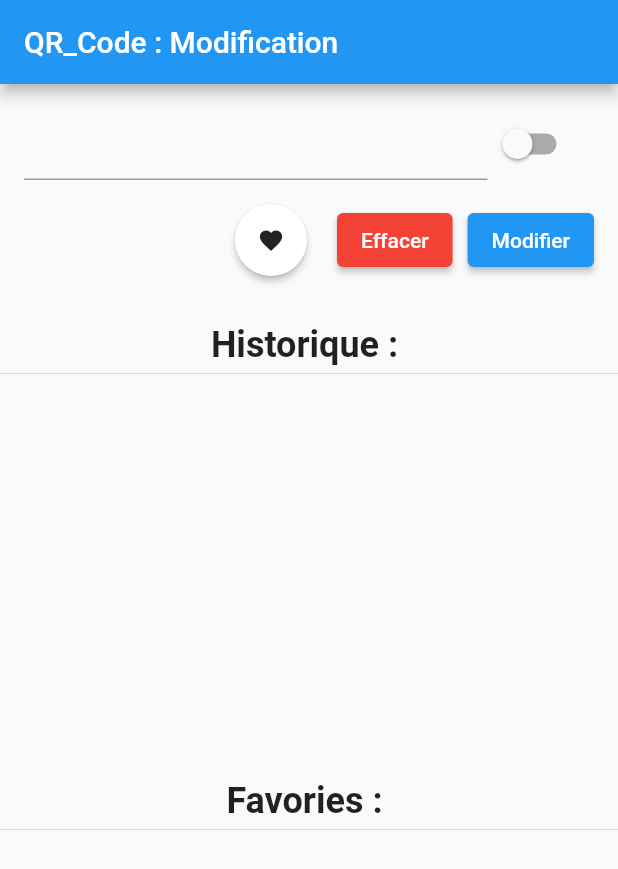
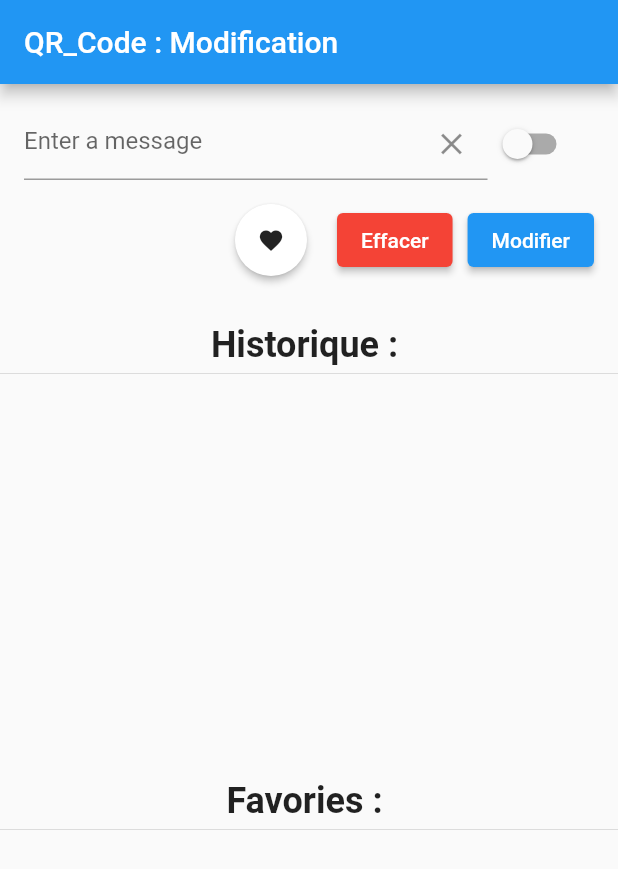
Before and after one commit to Malcomle/qr-code-manage, a Flutter app: the screen it shows after launch, on a phone screen of 412 x 824 dp. Shown: the top 869 px of the screen. Run offline on Flutter 3.47's test engine with Material 2 defaults, Android fonts, the phone set to English and light mode, and no system bars; our stand-ins replace cloud_firestore, firebase_core; accounts and stored records are empty.

Commit message:
update remove button

```diff
--- a/lib/main.dart
+++ b/lib/main.dart
@@ -61,6 +61,13 @@ class _FirstRouteState extends State<FirstRoute> {
                         SizedBox(
                           width: width * 0.75,
                           child: TextFormField(
+                            decoration: InputDecoration(
+                              hintText: 'Enter a message',
+                              suffixIcon: IconButton(
+                                onPressed: redirectInput.clear,
+                                icon: Icon(Icons.clear),
+                              ),
+                            ),
                             controller: redirectInput,
                             validator: (String? value) {
                               if (value == null || value.isEmpty) {
```
